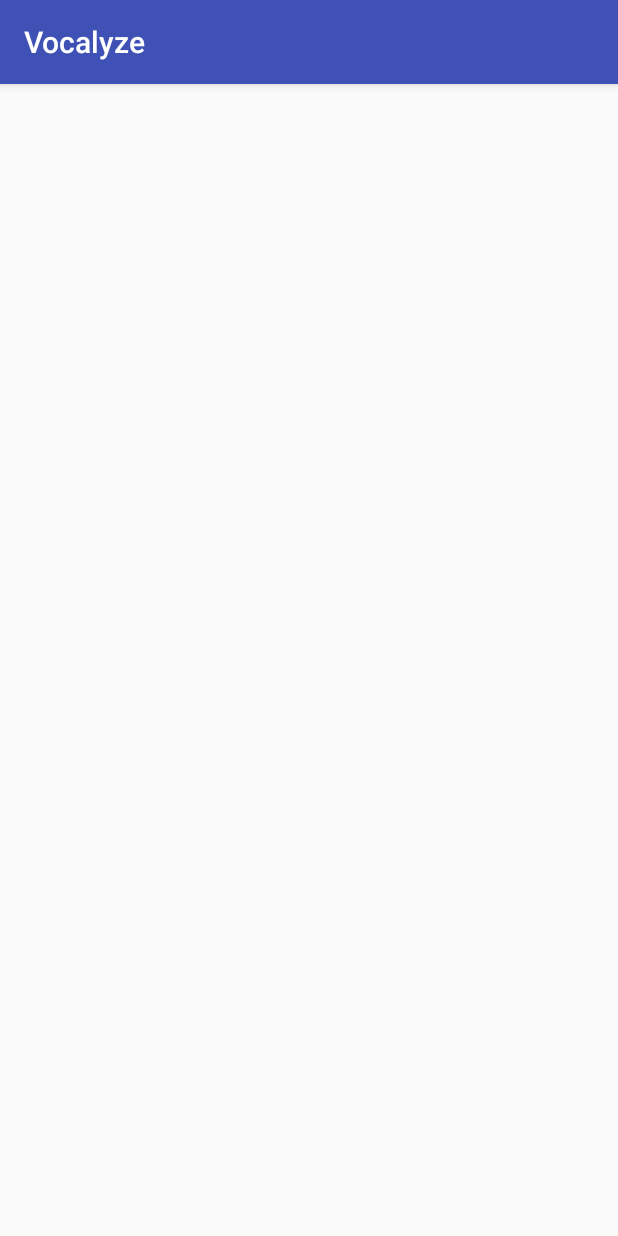
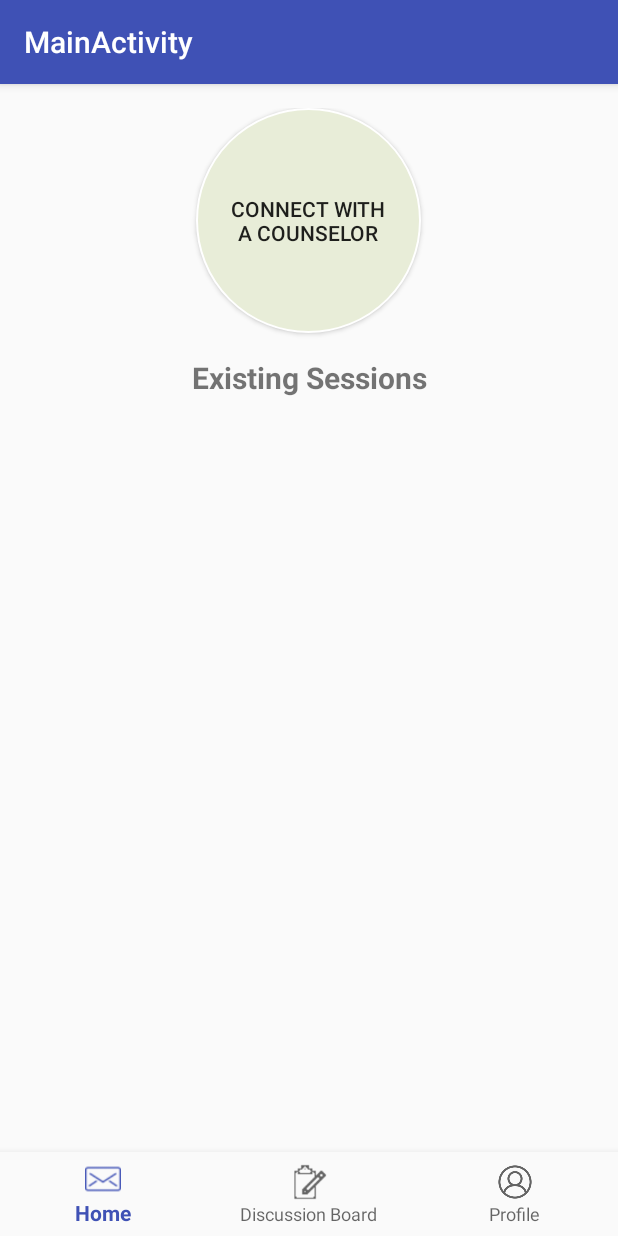
Before and after one commit to ealmonte102/CUNY_Hackathon2018, an Android app: the screen it shows after launch (LoginActivity before the commit, MainActivity after it), on a phone screen of 412 x 824 dp. Run offline under Robolectric (Android 15) with nearby library versions, the phone set to English and light mode, and no system bars.

Commit message:
Add main activity and menu icon files

```diff
--- a/app/build.gradle
+++ b/app/build.gradle
@@ -21,7 +21,6 @@ android {
 dependencies {
     implementation fileTree(dir: 'libs', include: ['*.jar'])
     implementation 'com.android.support:appcompat-v7:26.1.0'
-    testImplementation 'junit:junit:4.12'
-    androidTestImplementation 'com.android.support.test:runner:1.0.2'
-    androidTestImplementation 'com.android.support.test.espresso:espresso-core:3.0.2'
+    implementation 'com.android.support:design:26.1.0'
+    implementation 'com.android.support.constraint:constraint-layout:1.1.0'
 }
--- a/app/src/main/AndroidManifest.xml
+++ b/app/src/main/AndroidManifest.xml
@@ -1,3 +1,4 @@
+<?xml version="1.0" encoding="utf-8"?>
 <manifest xmlns:android="http://schemas.android.com/apk/res/android"
     package="com.qcconnect.vocalyze">
 
@@ -9,10 +10,17 @@
         android:supportsRtl="true"
         android:theme="@style/AppTheme">
         <activity android:name=".LoginActivity">
+        </activity>
+        <activity
+            android:name=".MainActivity"
+            android:label="@string/title_activity_main">
+
             <intent-filter>
-                <action android:name="android.intent.action.MAIN"/>
-                <category android:name="android.intent.category.LAUNCHER"/>
+                <action android:name="android.intent.action.MAIN" />
+
+                <category android:name="android.intent.category.LAUNCHER" />
             </intent-filter>
         </activity>
     </application>
+
 </manifest>
--- /dev/null
+++ b/app/src/main/java/com/qcconnect/vocalyze/MainActivity.java
@@ -0,0 +1,43 @@
+package com.qcconnect.vocalyze;
+
+import android.os.Bundle;
+import android.support.annotation.NonNull;
+import android.support.design.widget.BottomNavigationView;
+import android.support.v7.app.AppCompatActivity;
+import android.view.MenuItem;
+import android.widget.TextView;
+
+public class MainActivity extends AppCompatActivity {
+
+    private TextView mTextMessage;
+
+    private BottomNavigationView.OnNavigationItemSelectedListener mOnNavigationItemSelectedListener
+            =  new BottomNavigationView.OnNavigationItemSelectedListener() {
+
+        @Override
+        public boolean onNavigationItemSelected(@NonNull MenuItem item) {
+            switch (item.getItemId()) {
+                case R.id.navigation_home:
+                    mTextMessage.setText(R.string.title_home);
+                    return true;
+                case R.id.navigation_discussion:
+                    mTextMessage.setText(R.string.title_discussion);
+                    return true;
+                case R.id.navigation_profile:
+                    mTextMessage.setText(R.string.title_profile);
+                    return true;
+            }
+            return false;
+        }
+    };
+
+    @Override
+    protected void onCreate(Bundle savedInstanceState) {
+        super.onCreate(savedInstanceState);
+        setContentView(R.layout.activity_main);
+
+        BottomNavigationView navigation = findViewById(R.id.navigation);
+        navigation.setOnNavigationItemSelectedListener(mOnNavigationItemSelectedListener);
+    }
+
+}
--- /dev/null
+++ b/app/src/main/res/drawable/circular_button.xml
@@ -0,0 +1,7 @@
+<?xml version="1.0" encoding="utf-8"?>
+<shape xmlns:android="http://schemas.android.com/apk/res/android"
+    android:shape="oval">
+    <size android:height="150dp" android:width="150dp"/>
+    <stroke android:color="#ffff" android:width="1dp" />
+    <solid android:color="#e8edd8"/>
+</shape>
--- /dev/null
+++ b/app/src/main/res/layout/activity_main.xml
@@ -0,0 +1,50 @@
+<?xml version="1.0" encoding="utf-8"?>
+<RelativeLayout xmlns:android="http://schemas.android.com/apk/res/android"
+    xmlns:app="http://schemas.android.com/apk/res-auto"
+    xmlns:tools="http://schemas.android.com/tools"
+    android:id="@+id/container"
+    android:layout_width="match_parent"
+    android:layout_height="match_parent"
+    android:layout_marginTop="@dimen/activity_vertical_margin"
+    tools:context="com.qcconnect.vocalyze.MainActivity">
+
+    <Button
+        android:id="@+id/button_start_convo"
+        android:layout_width="wrap_content"
+        android:layout_height="wrap_content"
+        android:layout_centerHorizontal="true"
+        android:background="@drawable/circular_button"
+        android:text="@string/connect_label" />
+
+    <android.support.design.widget.BottomNavigationView
+        android:id="@+id/navigation"
+        android:layout_width="match_parent"
+        android:layout_height="wrap_content"
+        android:layout_gravity="bottom"
+        android:background="?android:attr/windowBackground"
+        android:layout_alignParentBottom="true"
+        app:menu="@menu/navigation" />
+
+    <TextView
+        android:id="@+id/text_exisiting_sessions"
+        android:layout_width="wrap_content"
+        android:layout_height="wrap_content"
+        android:layout_alignParentEnd="true"
+        android:layout_alignParentStart="true"
+        android:layout_below="@+id/button_start_convo"
+        android:padding="@dimen/activity_vertical_margin"
+        android:textSize="20sp"
+        android:textStyle="bold"
+        android:gravity="center"
+        android:text="@string/existing_sessions" />
+
+    <android.support.v7.widget.RecyclerView
+        android:layout_width="match_parent"
+        android:layout_height="match_parent"
+        android:layout_above="@+id/navigation"
+        android:layout_alignParentEnd="true"
+        android:layout_alignParentStart="true"
+        android:layout_below="@id/text_exisiting_sessions"
+        android:layout_centerHorizontal="true" />
+
+</RelativeLayout>
--- /dev/null
+++ b/app/src/main/res/menu/navigation.xml
@@ -0,0 +1,19 @@
+<?xml version="1.0" encoding="utf-8"?>
+<menu xmlns:android="http://schemas.android.com/apk/res/android">
+
+    <item
+        android:id="@+id/navigation_home"
+        android:icon="@drawable/menu_home"
+        android:title="@string/title_home" />
+
+    <item
+        android:id="@+id/navigation_discussion"
+        android:icon="@drawable/menu_clipboard"
+        android:title="@string/title_discussion" />
+
+    <item
+        android:id="@+id/navigation_profile"
+        android:icon="@drawable/menu_profile"
+        android:title="@string/title_profile" />
+
+</menu>
--- /dev/null
+++ b/app/src/main/res/values/dimens.xml
@@ -0,0 +1,5 @@
+<resources>
+    <!-- Default screen margins, per the Android Design guidelines. -->
+    <dimen name="activity_horizontal_margin">16dp</dimen>
+    <dimen name="activity_vertical_margin">16dp</dimen>
+</resources>
--- a/app/src/main/res/values/strings.xml
+++ b/app/src/main/res/values/strings.xml
@@ -1,3 +1,9 @@
 <resources>
     <string name="app_name">Vocalyze</string>
+    <string name="title_activity_main">MainActivity</string>
+    <string name="title_home">Home</string>
+    <string name="title_discussion">Discussion Board</string>
+    <string name="title_profile">Profile</string>
+    <string name="connect_label">Connect With\na Counselor</string>
+    <string name="existing_sessions">Existing Sessions</string>
 </resources>
```
Also changed, not shown: app/src/main/res/drawable/menu_clipboard.png (added), app/src/main/res/drawable/menu_home.png (added), app/src/main/res/drawable/menu_profile.png (added).
